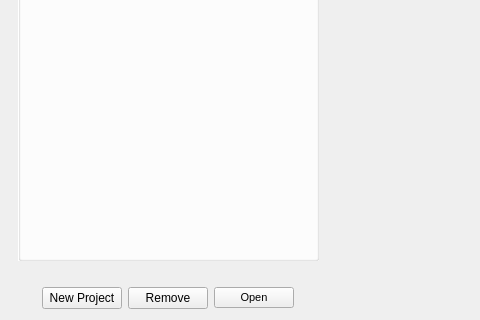
The window that view/startwidget.ui (Joensw/RCAIT) describes before a commit, drawn with Qt 5; both pictures show x 144 to 624 and y 128 to 448 of the 624 by 448 pixel window.
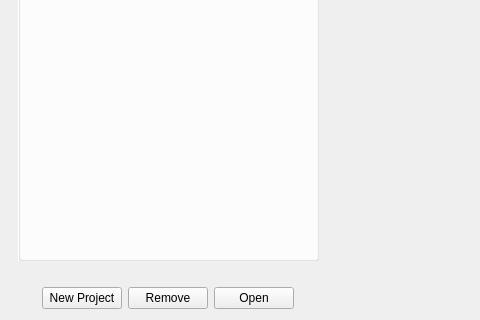
The same window after the commit. Icons and pictures are not drawn. Custom widgets are drawn as their Qt base class.

Commit message: Remove unwanted font property in UI

The edit to the form file:
```diff
--- a/view/startwidget.ui
+++ b/view/startwidget.ui
@@ -242,14 +242,6 @@
      </item>
      <item>
       <widget class="QPushButton" name="pushButton_openProject">
-       <property name="font">
-        <font>
-         <family>MS Shell Dlg 2</family>
-         <pointsize>8</pointsize>
-         <weight>50</weight>
-         <bold>false</bold>
-        </font>
-       </property>
        <property name="layoutDirection">
         <enum>Qt::RightToLeft</enum>
        </property>
```
